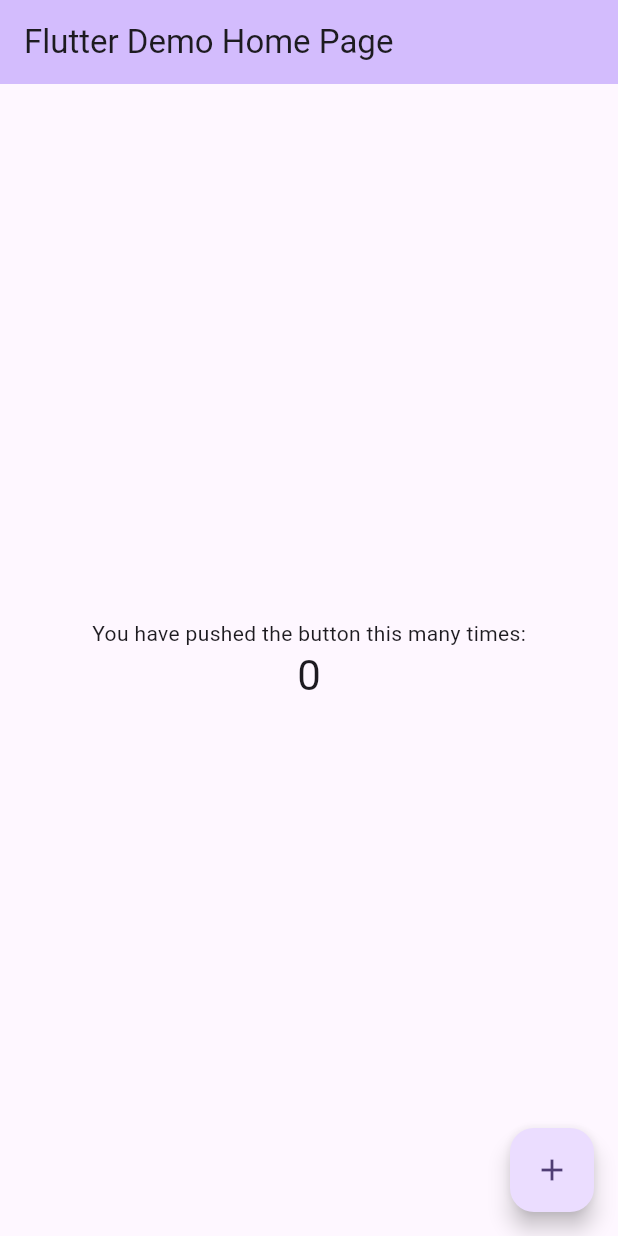
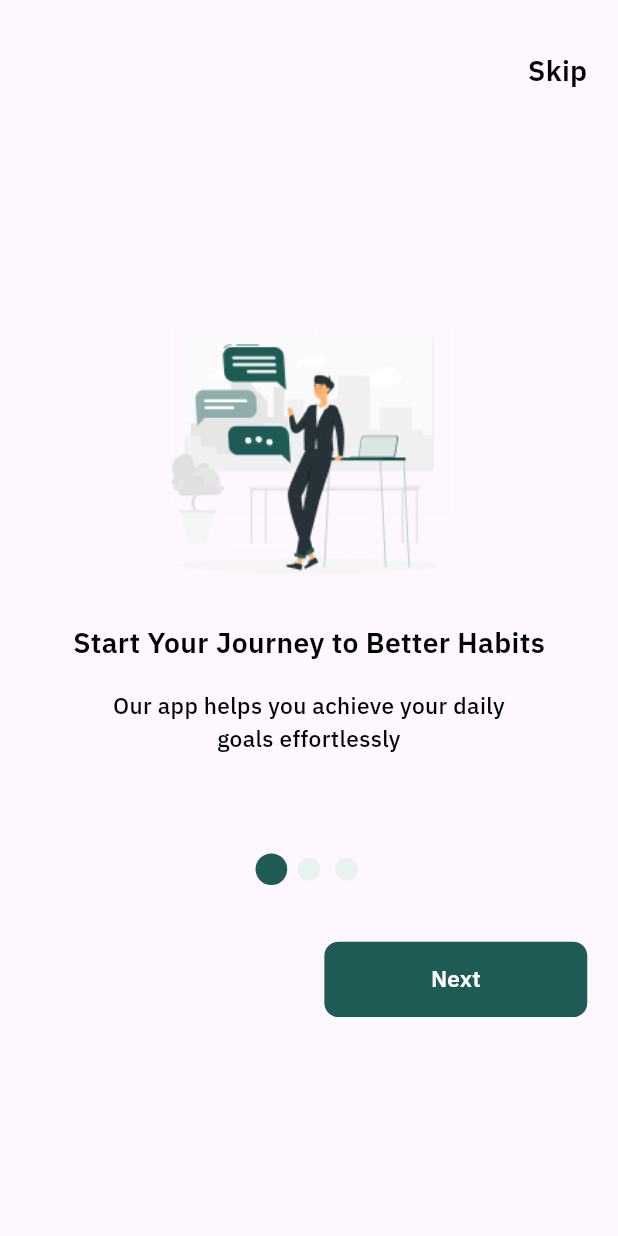
Before and after one commit to jemyJR/trakify_flutter, a Flutter app: the screen it shows after launch, on a phone screen of 412 x 824 dp. Run offline on Flutter 3.47's test engine with Material 3 defaults, Android fonts, the phone set to English and light mode, and no system bars; drawn by our look-alikes of smooth_page_indicator; our stand-ins replace flutter_screenutil, get_it, shared_preferences.

Commit message:
- Added onboarding feature

```diff
--- /dev/null
+++ b/lib/core/widgets/custom_button.dart
@@ -0,0 +1,41 @@
+import 'package:flutter/material.dart';
+import 'package:flutter_screenutil/flutter_screenutil.dart';
+import '../helpers/spacing.dart';
+
+class CustomButton extends StatelessWidget {
+  const CustomButton({
+    super.key,
+    required this.text,
+    required this.textStyle,
+    required this.backgroundColor,
+    required this.onPressed,
+    this.icon,
+  });
+
+  final String text;
+  final Color backgroundColor;
+  final TextStyle textStyle;
+  final VoidCallback onPressed;
+  final Widget? icon;
+  @override
+  Widget build(BuildContext context) {
+    return MaterialButton(
+      onPressed: onPressed,
+      color: backgroundColor,
+      elevation: 0,
+      minWidth: 10.w,
+      splashColor: Colors.transparent,
+      highlightColor: Colors.transparent,
+      highlightElevation: 0,
+      padding: EdgeInsets.symmetric(vertical: 15.h, horizontal: 15.w),
+      shape: RoundedRectangleBorder(borderRadius: BorderRadius.circular(10.r)),
+      child: Row(
+        mainAxisAlignment: MainAxisAlignment.center,
+        children: [
+          if (icon != null) ...[icon!, horizontalSpace(10)],
+          Text(text, style: textStyle),
+        ],
+      ),
+    );
+  }
+}
--- /dev/null
+++ b/lib/features/login/ui/login_screen.dart
@@ -0,0 +1,10 @@
+import 'package:flutter/material.dart';
+
+class LoginScreen extends StatelessWidget {
+  const LoginScreen({super.key});
+
+  @override
+  Widget build(BuildContext context) {
+    return const Scaffold(body: Center(child: Text('Login Screen')));
+  }
+}
--- /dev/null
+++ b/lib/features/onboarding/data/models/onboarding_card_model.dart
@@ -0,0 +1,11 @@
+class OnboardingCardModel {
+  final String title;
+  final String description;
+  final String imagePath;
+
+  OnboardingCardModel({
+    required this.title,
+    required this.description,
+    required this.imagePath,
+  });
+}
--- /dev/null
+++ b/lib/features/onboarding/data/onboarding_data_list.dart
@@ -0,0 +1,21 @@
+import 'package:trakify/core/constants/assets.dart';
+import 'package:trakify/features/onboarding/data/models/onboarding_card_model.dart';
+
+final List<OnboardingCardModel> onboardingDataList = [
+  OnboardingCardModel(
+    title: 'Start Your Journey to Better Habits',
+    description: 'Our app helps you achieve your daily goals effortlessly',
+    imagePath: Assets.imagesOnboardingOnboarding1,
+  ),
+  OnboardingCardModel(
+    title: 'Track Your Progress with Ease',
+    description:
+        'Log your daily habits and monitor your growth with a simple interface',
+    imagePath: Assets.imagesOnboardingOnboarding2,
+  ),
+  OnboardingCardModel(
+    title: 'Stay Motivated and Reminded',
+    description: 'Get smart reminders and see your achievements at a glance',
+    imagePath: Assets.imagesOnboardingOnboarding3,
+  ),
+];
--- /dev/null
+++ b/lib/features/onboarding/ui/onboarding_screen.dart
@@ -0,0 +1,51 @@
+import 'package:flutter/material.dart';
+import 'package:flutter_screenutil/flutter_screenutil.dart';
+import 'package:trakify/core/cache/cache_helper.dart';
+import 'package:trakify/core/constants/app_constants.dart';
+import 'package:trakify/core/di/dependency_injection.dart';
+import 'package:trakify/core/helpers/extensions.dart';
+import 'package:trakify/core/helpers/spacing.dart';
+import 'package:trakify/core/routing/routes.dart';
+import 'package:trakify/core/theming/app_styles.dart';
+import 'package:trakify/features/onboarding/ui/widgets/onboarding_body.dart';
+
+class OnBoardingScreen extends StatelessWidget {
+  const OnBoardingScreen({super.key});
+
+  @override
+  Widget build(BuildContext context) {
+    return Scaffold(
+      body: SafeArea(
+        child: Padding(
+          padding: EdgeInsets.symmetric(vertical: 15.h, horizontal: 20.w),
+          child: Column(
+            crossAxisAlignment: CrossAxisAlignment.center,
+            children: [
+              verticalSpace(20),
+              Row(
+                mainAxisAlignment: MainAxisAlignment.end,
+                children: [
+                  GestureDetector(
+                    onTap: () => visitedAndRoute(context),
+                    child: Text('Skip', style: AppStyles.font20w600Black),
+                  ),
+                ],
+              ),
+              Spacer(),
+              OnBoardingBody(),
+              Spacer(),
+            ],
+          ),
+        ),
+      ),
+    );
+  }
+}
+
+void visitedAndRoute(BuildContext context) {
+  getIt<CacheHelper>().saveData(
+    key: AppConstants.isOnBoardingVisited,
+    value: true,
+  );
+  context.pushReplacementNamed(Routes.loginScreen);
+}
--- /dev/null
+++ b/lib/features/onboarding/ui/widgets/onboarding_body.dart
@@ -0,0 +1,96 @@
+import 'package:flutter/material.dart';
+import 'package:flutter_screenutil/flutter_screenutil.dart';
+import 'package:trakify/core/cache/cache_helper.dart';
+import 'package:trakify/core/constants/app_constants.dart';
+import 'package:trakify/core/di/dependency_injection.dart';
+import 'package:trakify/core/helpers/extensions.dart';
+import 'package:trakify/core/helpers/spacing.dart';
+import 'package:trakify/core/routing/routes.dart';
+import 'package:trakify/core/theming/app_colors.dart';
+import 'package:trakify/core/theming/app_styles.dart';
+import 'package:trakify/core/widgets/custom_button.dart';
+import 'package:trakify/features/onboarding/data/onboarding_data_list.dart';
+import 'package:trakify/features/onboarding/ui/widgets/onboarding_cards_pageview.dart';
+import 'package:trakify/features/onboarding/ui/widgets/onboarding_indecator.dart';
+
+class OnBoardingBody extends StatefulWidget {
+  const OnBoardingBody({super.key});
+
+  @override
+  State<OnBoardingBody> createState() => _OnBoardingBodyState();
+}
+
+class _OnBoardingBodyState extends State<OnBoardingBody> {
+  final PageController pageController = PageController();
+  int currentPageIndex = 0;
+
+  @override
+  Widget build(BuildContext context) {
+    return Column(
+      children: [
+        OnboardingCardsPageview(
+          pageController: pageController,
+          onboardingDataList: onboardingDataList,
+          onPageChanged: (index) {
+            setState(() {
+              currentPageIndex = index;
+            });
+          },
+        ),
+        OnBoardingIndecator(pageController: pageController),
+        verticalSpace(40),
+        Row(
+          mainAxisAlignment: MainAxisAlignment.spaceBetween,
+          spacing: 20.w,
+          children: [
+            Expanded(
+              child:
+                  currentPageIndex > 0
+                      ? CustomButton(
+                        text: 'Previous',
+                        textStyle: AppStyles.font16w600Primary,
+                        backgroundColor: AppColors.primaryLight,
+                        onPressed: onPreviousClick,
+                      )
+                      : SizedBox.shrink(),
+            ),
+            Expanded(
+              child: CustomButton(
+                text: 'Next',
+                textStyle: AppStyles.font16w600White,
+                backgroundColor: AppColors.primary,
+                onPressed: onNextClick,
+              ),
+            ),
+          ],
+        ),
+      ],
+    );
+  }
+
+  void onNextClick() {
+    if (currentPageIndex == onboardingDataList.length - 1) {
+      visitedAndRoute(context);
+    } else {
+      pageController.nextPage(
+        duration: const Duration(milliseconds: 300),
+        curve: Curves.easeIn,
+      );
+    }
+  }
+
+  void onPreviousClick() {
+    pageController.previousPage(
+      duration: const Duration(milliseconds: 300),
+      curve: Curves.easeIn,
+    );
+  }
+}
+
+void visitedAndRoute(BuildContext context) {
+  getIt<CacheHelper>().saveData(
+    key: AppConstants.isOnBoardingVisited,
+    value: true,
+  );
+  context.pushReplacementNamed(Routes.loginScreen);
+}
--- /dev/null
+++ b/lib/features/onboarding/ui/widgets/onboarding_card.dart
@@ -0,0 +1,37 @@
+import 'package:flutter/material.dart';
+import 'package:flutter_screenutil/flutter_screenutil.dart';
+import 'package:trakify/core/helpers/spacing.dart';
+import 'package:trakify/core/theming/app_styles.dart';
+
+class OnBoardingCard extends StatelessWidget {
+  const OnBoardingCard({
+    super.key,
+    required this.imagePath,
+    required this.title,
+    required this.description,
+  });
+  final String imagePath;
+  final String title;
+  final String description;
+
+  @override
+  Widget build(BuildContext context) {
+    return Column(
+      crossAxisAlignment: CrossAxisAlignment.center,
+      mainAxisSize: MainAxisSize.min,
+      children: [
+        Image.asset(imagePath, width: 236.w, height: 236.h),
+        Text(title, style: AppStyles.font20w600Black),
+        verticalSpace(20),
+        Padding(
+          padding: EdgeInsets.symmetric(horizontal: 40.w),
+          child: Text(
+            description,
+            style: AppStyles.font16w500Black,
+            textAlign: TextAlign.center,
+          ),
+        ),
+      ],
+    );
+  }
+}
--- /dev/null
+++ b/lib/features/onboarding/ui/widgets/onboarding_cards_pageview.dart
@@ -0,0 +1,36 @@
+import 'package:flutter/material.dart';
+import 'package:flutter_screenutil/flutter_screenutil.dart';
+import 'package:trakify/features/onboarding/data/models/onboarding_card_model.dart';
+import 'package:trakify/features/onboarding/ui/widgets/onboarding_card.dart';
+
+class OnboardingCardsPageview extends StatelessWidget {
+  const OnboardingCardsPageview({
+    super.key,
+    required this.pageController,
+    required this.onboardingDataList,
+    this.onPageChanged,
+  });
+
+  final PageController pageController;
+  final List<OnboardingCardModel> onboardingDataList;
+  final Function(int)? onPageChanged;
+
+  @override
+  Widget build(BuildContext context) {
+    return SizedBox(
+      height: 400.h,
+      child: PageView.builder(
+        itemCount: onboardingDataList.length,
+        itemBuilder: (context, index) {
+          return OnBoardingCard(
+            imagePath: onboardingDataList[index].imagePath,
+            title: onboardingDataList[index].title,
+            description: onboardingDataList[index].description,
+          );
+        },
+        controller: pageController,
+        onPageChanged: onPageChanged,
+      ),
+    );
+  }
+}
--- /dev/null
+++ b/lib/features/onboarding/ui/widgets/onboarding_indecator.dart
@@ -0,0 +1,32 @@
+import 'package:flutter/material.dart';
+import 'package:flutter_screenutil/flutter_screenutil.dart';
+import 'package:smooth_page_indicator/smooth_page_indicator.dart';
+import 'package:trakify/core/theming/app_colors.dart';
+import 'package:trakify/features/onboarding/data/onboarding_data_list.dart';
+
+class OnBoardingIndecator extends StatelessWidget {
+  const OnBoardingIndecator({super.key, required this.pageController});
+
+  final PageController pageController;
+
+  @override
+  Widget build(BuildContext context) {
+    return SmoothPageIndicator(
+      controller: pageController,
+      count: onboardingDataList.length,
+      effect: ScaleEffect(
+        activeDotColor: AppColors.primary,
+        dotColor: AppColors.primaryLight,
+        dotHeight: 16.sp,
+        dotWidth: 16.sp,
+      ),
+      onDotClicked: (index) {
+        pageController.animateToPage(
+          index,
+          duration: const Duration(milliseconds: 300),
+          curve: Curves.easeIn,
+        );
+      },
+    );
+  }
+}
--- a/lib/main.dart
+++ b/lib/main.dart
@@ -1,121 +1,18 @@
 import 'package:flutter/material.dart';
+import 'package:flutter_screenutil/flutter_screenutil.dart';
+import 'package:trakify/core/di/dependency_injection.dart';
+import 'package:trakify/core/routing/app_router.dart';
+import 'package:trakify/core/routing/initial_route_manager.dart';
+import 'package:trakify/trakify_app.dart';
 
-void main() {
-  runApp(const MyApp());
+void main() async {
+  WidgetsFlutterBinding.ensureInitialized();
+
+  await setupGetIt();
+  String initialRoute = await InitialRouteManager.determineInitialRoute();
+
+  // To fix texts being hidden bug in flutter_screenutil in release mode.
+  await ScreenUtil.ensureScreenSize();
+
+  runApp(TrakifyApp(appRouter: AppRouter(), initialRoute: initialRoute));
 }
-
-class MyApp extends StatelessWidget {
-  const MyApp({super.key});
-
-  @override
-  Widget build(BuildContext context) {
-    return MaterialApp(
-      title: 'Flutter Demo',
-      theme: ThemeData(
-        // This is the theme of your application.
-        //
-        // TRY THIS: Try running your application with "flutter run". You'll see
-        // the application has a purple toolbar. Then, without quitting the app,
-        // try changing the seedColor in the colorScheme below to Colors.green
-        // and then invoke "hot reload" (save your changes or press the "hot
-        // reload" button in a Flutter-supported IDE, or press "r" if you used
-        // the command line to start the app).
-        //
-        // Notice that the counter didn't reset back to zero; the application
-        // state is not lost during the reload. To reset the state, use hot
-        // restart instead.
-        //
-        // This works for code too, not just values: Most code changes can be
-        // tested with just a hot reload.
-        colorScheme: ColorScheme.fromSeed(seedColor: Colors.deepPurple),
-      ),
-      home: const MyHomePage(title: 'Flutter Demo Home Page'),
-    );
-  }
-}
-
-class MyHomePage extends StatefulWidget {
-  const MyHomePage({super.key, required this.title});
-
-  // This widget is the home page of your application. It is stateful, meaning
-  // that it has a State object (defined below) that contains fields that affect
-  // how it looks.
-
-  // This class is the configuration for the state. It holds the values (in this
-  // case the title) provided by the parent (in this case the App widget) and
-  // used by the build method of the State. Fields in a Widget subclass are
-  // always marked "final".
-
-  final String title;
-
-  @override
-  State<MyHomePage> createState() => _MyHomePageState();
-}
-
-class _MyHomePageState extends State<MyHomePage> {
-  int _counter = 0;
-
-  void _incrementCounter() {
-    setState(() {
-      // This call to setState tells the Flutter framework that something has
-      // changed in this State, which causes it to rerun the build method below
-      // so that the display can reflect the updated values. If we changed
-      // _counter without calling setState(), then the build method would not be
-      // called again, and so nothing would appear to happen.
-      _counter++;
-    });
-  }
-
-  @override
-  Widget build(BuildContext context) {
-    // This method is rerun every time setState is called, for instance as done
-    // by the _incrementCounter method above.
-    //
-    // The Flutter framework has been optimized to make rerunning build methods
-    // fast, so that you can just rebuild anything that needs updating rather
-    // than having to individually change instances of widgets.
-    return Scaffold(
-      appBar: AppBar(
-        // TRY THIS: Try changing the color here to a specific color (to
-        // Colors.amber, perhaps?) and trigger a hot reload to see the AppBar
-        // change color while the other colors stay the same.
-        backgroundColor: Theme.of(context).colorScheme.inversePrimary,
-        // Here we take the value from the MyHomePage object that was created by
-        // the App.build method, and use it to set our appbar title.
-        title: Text(widget.title),
-      ),
-      body: Center(
-        // Center is a layout widget. It takes a single child and positions it
-        // in the middle of the parent.
-        child: Column(
-          // Column is also a layout widget. It takes a list of children and
-          // arranges them vertically. By default, it sizes itself to fit its
-          // children horizontally, and tries to be as tall as its parent.
-          //
-          // Column has various properties to control how it sizes itself and
-          // how it positions its children. Here we use mainAxisAlignment to
-          // center the children vertically; the main axis here is the vertical
-          // axis because Columns are vertical (the cross axis would be
-          // horizontal).
-          //
-          // TRY THIS: Invoke "debug painting" (choose the "Toggle Debug Paint"
-          // action in the IDE, or press "p" in the console), to see the
-          // wireframe for each widget.
-          mainAxisAlignment: MainAxisAlignment.center,
-          children: <Widget>[
-            const Text('You have pushed the button this many times:'),
-            Text(
-              '$_counter',
-              style: Theme.of(context).textTheme.headlineMedium,
-            ),
-          ],
-        ),
-      ),
-      floatingActionButton: FloatingActionButton(
-        onPressed: _incrementCounter,
-        tooltip: 'Increment',
-        child: const Icon(Icons.add),
-      ), // This trailing comma makes auto-formatting nicer for build methods.
-    );
-  }
-}
--- /dev/null
+++ b/lib/trakify_app.dart
@@ -0,0 +1,34 @@
+import 'package:flutter/material.dart';
+import 'package:flutter_screenutil/flutter_screenutil.dart';
+import 'package:trakify/core/constants/app_constants.dart';
+import 'package:trakify/core/constants/app_fonts.dart';
+import 'package:trakify/core/routing/app_router.dart';
+import 'package:trakify/core/theming/app_colors.dart';
+
+class TrakifyApp extends StatelessWidget {
+  const TrakifyApp({
+    super.key,
+    required this.appRouter,
+    required this.initialRoute,
+  });
+  final AppRouter appRouter;
+  final String initialRoute;
+
+  @override
+  Widget build(BuildContext context) {
+    return ScreenUtilInit(
+      designSize: const Size(402, 874),
+      minTextAdapt: true,
+      child: MaterialApp(
+        title: AppConstants.appName,
+        theme: ThemeData(
+          primaryColor: AppColors.primary,
+          fontFamily: AppFonts.ibmPlexSans,
+        ),
+        debugShowCheckedModeBanner: false,
+        onGenerateRoute: appRouter.generateRoute,
+        initialRoute: initialRoute,
+      ),
+    );
+  }
+}
```
Also changed, not shown: pubspec.yaml (+56 -66 lines), pubspec.lock, 7 other files.
